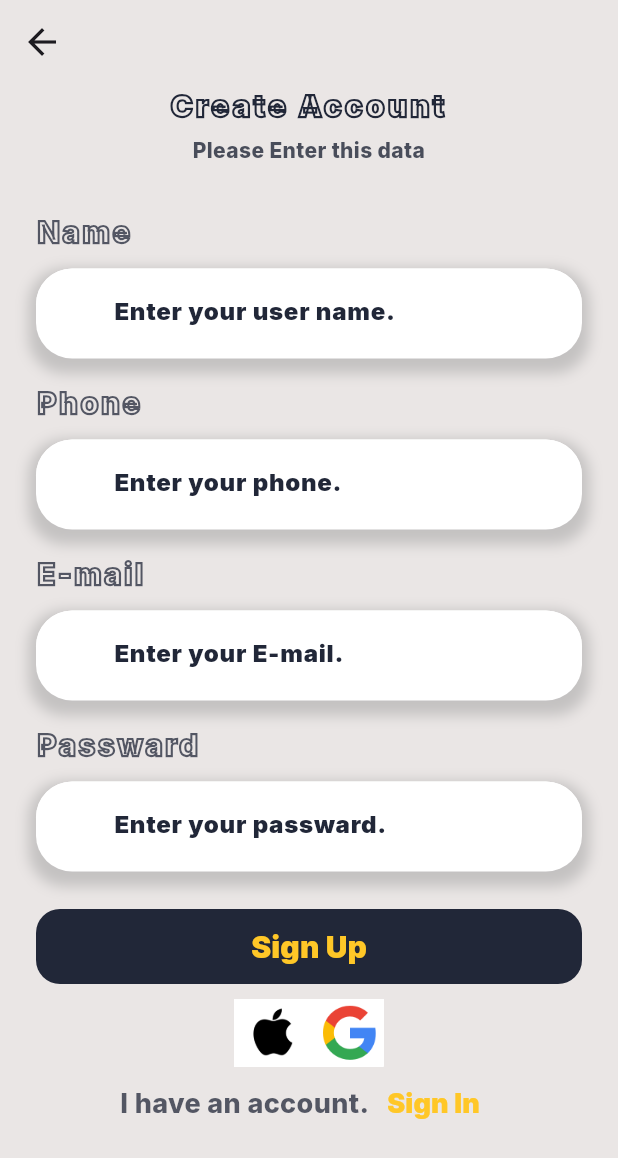
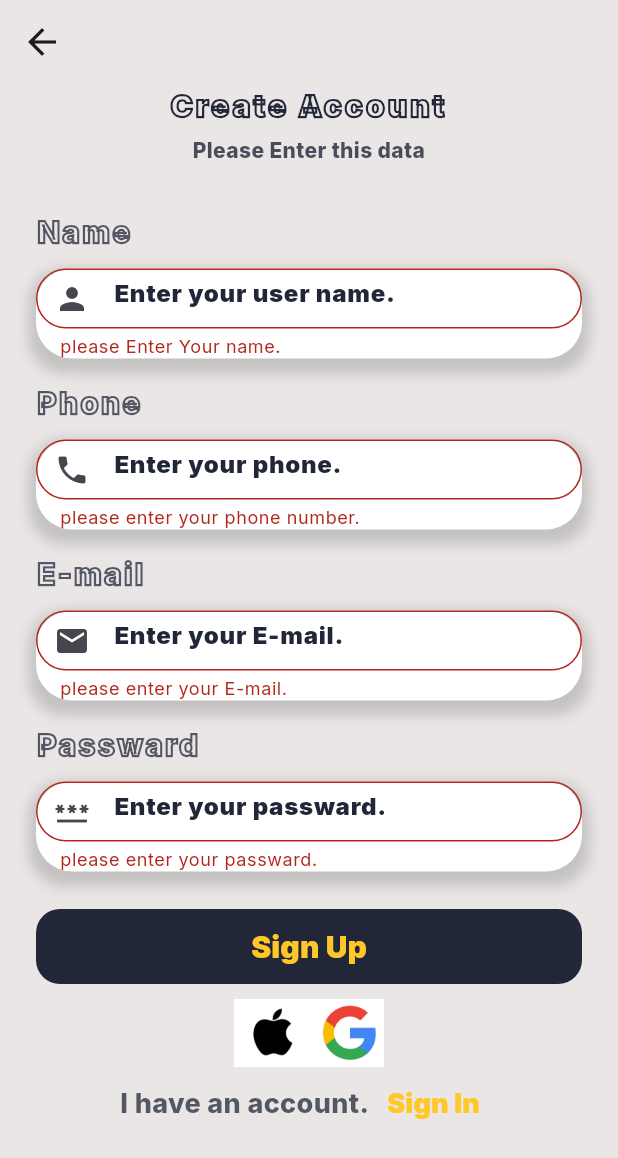
Before and after one commit to mohamedredaelsheikh/Atlia_art_app, a Flutter app: the RegisterView screen opened by its route, after a tap on "Sign Up", on a phone screen of 412 x 824 dp. Shown: the top 1158 px of the screen. Run offline on Flutter 3.47's test engine with Material 3 defaults, Android fonts, the phone set to English and light mode, and no system bars; our stand-ins replace flutter_svg, go_router, google_fonts.

Commit message:
Add validatation to text flied in register view and add view to app router.

```diff
--- a/lib/core/utils/app_router.dart
+++ b/lib/core/utils/app_router.dart
@@ -1,5 +1,6 @@
 import 'package:atlia_art/core/utils/constants.dart';
 import 'package:atlia_art/features/Auth/presentation/views/forget_password_view.dart';
+import 'package:atlia_art/features/Auth/presentation/views/home_view.dart';
 import 'package:atlia_art/features/Auth/presentation/views/login_view.dart';
 import 'package:atlia_art/features/Auth/presentation/views/register_view.dart';
 import 'package:atlia_art/features/Auth/presentation/views/reset_password_view.dart';
@@ -34,6 +35,10 @@ abstract class AppRouter {
         path: kResetPassword,
         builder: (context, state) => const ResetPassword(),
       ),
+      GoRoute(
+        path: kHomeView,
+        builder: (context, state) => const HomeView(),
+      ),
     ],
   );
 }
--- a/lib/core/utils/constants.dart
+++ b/lib/core/utils/constants.dart
@@ -9,6 +9,7 @@ const kRegisterView = '/RegisterView';
 const kLoginView = '/LoginView';
 const kForgetPasswordView = '/ForgetPasswordView';
 const kResetPassword = '/ResetPassword';
+const kHomeView = '/HomeView';
 
 const kMyImage = "assets/images/my_image.jpg";
 const kGoogleLogo = "assets/images/google_icon.png";
--- a/lib/features/Auth/presentation/widgets/login_view_body.dart
+++ b/lib/features/Auth/presentation/widgets/login_view_body.dart
@@ -134,7 +134,9 @@ class LoginViewBody extends StatelessWidget {
               height: 10,
             ),
             CustomButton(
-              onPressed: () {},
+              onPressed: () {
+                GoRouter.of(context).push(kHomeView);
+              },
               backgroundcolor: kPrimaryColor,
               textcolor: kSacandaryColor,
               borderRadius: BorderRadius.circular(16),
--- a/lib/features/Auth/presentation/widgets/register_view_body.dart
+++ b/lib/features/Auth/presentation/widgets/register_view_body.dart
@@ -5,14 +5,26 @@ import 'package:atlia_art/features/Auth/presentation/widgets/sign_in_with_icons.
 import 'package:flutter/material.dart';
 import 'package:go_router/go_router.dart';
 
-class RegisterViewBody extends StatelessWidget {
+class RegisterViewBody extends StatefulWidget {
   const RegisterViewBody({super.key});
 
+  @override
+  State<RegisterViewBody> createState() => _RegisterViewBodyState();
+}
+
+class _RegisterViewBodyState extends State<RegisterViewBody> {
+  TextEditingController nameController = TextEditingController();
+  TextEditingController phoneController = TextEditingController();
+  TextEditingController emailController = TextEditingController();
+  TextEditingController passwordController = TextEditingController();
+  GlobalKey<FormState> formkey = GlobalKey();
   @override
   Widget build(BuildContext context) {
     return SingleChildScrollView(
       child: Padding(
         padding: const EdgeInsets.symmetric(horizontal: 24),
+        child: Form(
+          key: formkey,
           child: Column(
             crossAxisAlignment: CrossAxisAlignment.stretch,
             children: [
@@ -67,7 +79,8 @@ class RegisterViewBody extends StatelessWidget {
               ),
               CustomTextFormFiled(
                 hintText: "Enter your user name.",
-              controller: TextEditingController(),
+                controller: nameController,
+                prefix: Icons.person,
                 validate: (value) {
                   if (value!.isEmpty) {
                     return "please Enter Your name.";
@@ -100,8 +113,9 @@ class RegisterViewBody extends StatelessWidget {
               ),
               CustomTextFormFiled(
                 hintText: "Enter your phone.",
-              controller: TextEditingController(),
+                controller: phoneController,
                 type: TextInputType.phone,
+                prefix: Icons.phone,
                 validate: (value) {
                   if (value!.isEmpty) {
                     return "please enter your phone number.";
@@ -133,8 +147,9 @@ class RegisterViewBody extends StatelessWidget {
               ),
               CustomTextFormFiled(
                 hintText: "Enter your E-mail.",
-              controller: TextEditingController(),
+                controller: emailController,
                 type: TextInputType.emailAddress,
+                prefix: Icons.email,
                 validate: (value) {
                   if (value!.isEmpty) {
                     return "please enter your E-mail.";
@@ -166,7 +181,8 @@ class RegisterViewBody extends StatelessWidget {
               ),
               CustomTextFormFiled(
                 hintText: "Enter your passward.",
-              controller: TextEditingController(),
+                controller: passwordController,
+                prefix: Icons.password,
                 isPassword: true,
                 type: TextInputType.visiblePassword,
                 validate: (value) {
@@ -181,7 +197,11 @@ class RegisterViewBody extends StatelessWidget {
                 height: 25,
               ),
               CustomButton(
-              onPressed: () {},
+                onPressed: () {
+                  if (formkey.currentState!.validate()) {
+                    GoRouter.of(context).push(kHomeView);
+                  }
+                },
                 backgroundcolor: kPrimaryColor,
                 textcolor: kSacandaryColor,
                 borderRadius: BorderRadius.circular(16),
@@ -222,6 +242,7 @@ class RegisterViewBody extends StatelessWidget {
             ],
           ),
         ),
+      ),
     );
   }
 }
--- a/lib/features/Auth/presentation/widgets/reset_password_view_body.dart
+++ b/lib/features/Auth/presentation/widgets/reset_password_view_body.dart
@@ -57,7 +57,9 @@ class ResetPasswordBody extends StatelessWidget {
               height: 10,
             ),
             CustomButton(
-              onPressed: () {},
+              onPressed: () {
+                GoRouter.of(context).push(kLoginView);
+              },
               backgroundcolor: kPrimaryColor,
               textcolor: kSacandaryColor,
               borderRadius: BorderRadius.circular(16),
--- a/lib/features/Auth/presentation/widgets/welcome_view_body.dart
+++ b/lib/features/Auth/presentation/widgets/welcome_view_body.dart
@@ -61,7 +61,9 @@ class WelcomeViewBody extends StatelessWidget {
               height: 10,
             ),
             CustomButton(
-              onPressed: () {},
+              onPressed: () {
+                GoRouter.of(context).push(kRegisterView);
+              },
               backgroundcolor: kPrimaryColor,
               textcolor: kSacandaryColor,
               borderRadius: BorderRadius.circular(16),
```
Lines whose indentation alone changed are shown as unchanged.
